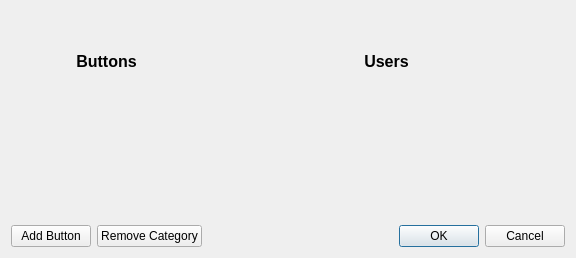
This is Gui/AssignButton.ui in smithbro2115/Clocking as Qt 5 draws it before an edit. The edited form follows.
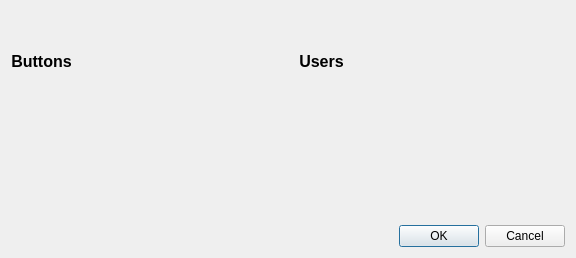
This is the edited form.

Commit message: - Got rid of unnecessary buttons on assign buttons dialog

The edit to the form file:
```diff
--- a/Gui/AssignButton.ui
+++ b/Gui/AssignButton.ui
@@ -66,20 +66,6 @@
      <property name="verticalSpacing">
       <number>0</number>
      </property>
-     <item row="0" column="0">
-      <widget class="QPushButton" name="addButtonPushButton">
-       <property name="text">
-        <string>Add Button</string>
-       </property>
-      </widget>
-     </item>
-     <item row="0" column="1">
-      <widget class="QPushButton" name="removeCategoryPushButton">
-       <property name="text">
-        <string>Remove Category</string>
-       </property>
-      </widget>
-     </item>
     </layout>
    </item>
    <item row="1" column="0">
```
The commit also changes 4 other files.
